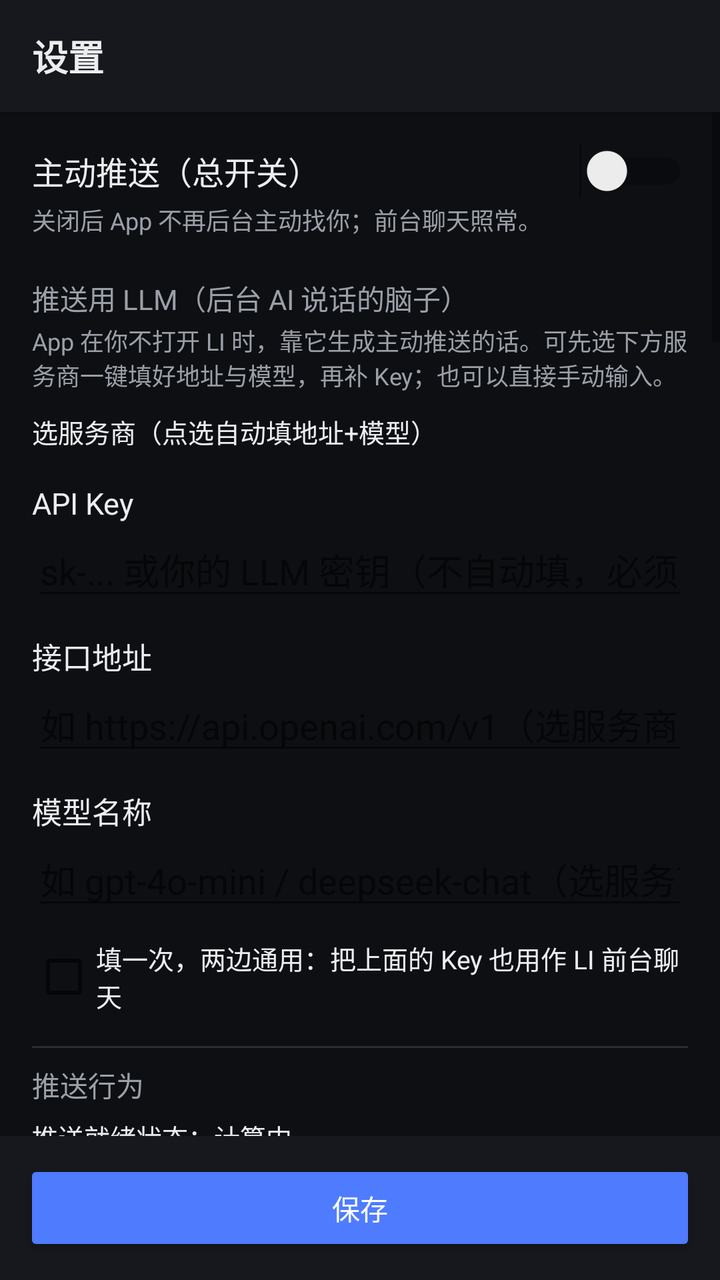
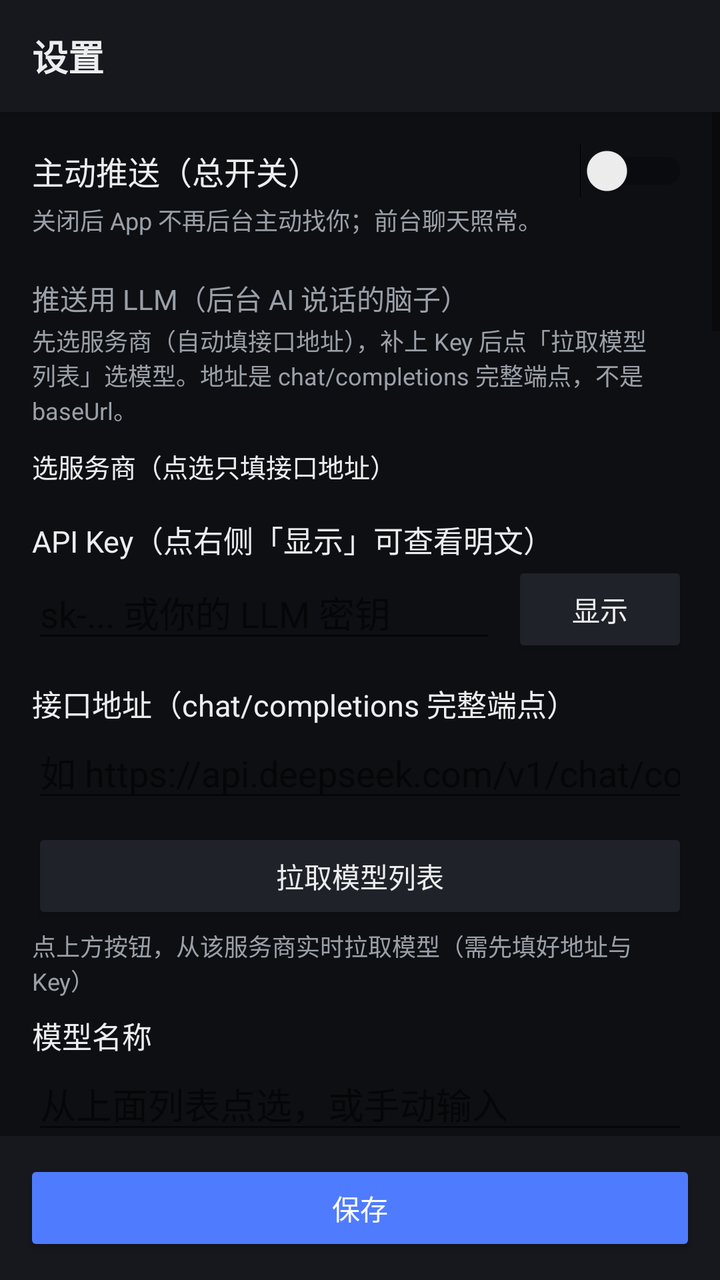

Two renders of the same Android screen: before a commit and after it. Below are the layout's source before the change and the commit's diff.
<!-- AndroidManifest.xml: application theme Theme.LI -->
<!-- res/layout/activity_settings.xml -->
<?xml version="1.0" encoding="utf-8"?>
<LinearLayout xmlns:android="http://schemas.android.com/apk/res/android"
    android:layout_width="match_parent"
    android:layout_height="match_parent"
    android:orientation="vertical"
    android:background="@color/bg">

    
    <androidx.appcompat.widget.Toolbar
        android:id="@+id/toolbar"
        android:layout_width="match_parent"
        android:layout_height="?attr/actionBarSize"
        android:background="@color/surface"
        android:elevation="4dp">

        <TextView
            android:layout_width="wrap_content"
            android:layout_height="wrap_content"
            android:text="@string/settings_title"
            android:textSize="18sp"
            android:textStyle="bold"
            android:textColor="@color/text_primary" />
    </androidx.appcompat.widget.Toolbar>

    <ScrollView
        android:layout_width="match_parent"
        android:layout_height="0dp"
        android:layout_weight="1"
        android:fillViewport="true">

        <LinearLayout
            android:orientation="vertical"
            android:layout_width="match_parent"
            android:layout_height="wrap_content"
            android:padding="16dp">

            
            <LinearLayout
                android:orientation="horizontal"
                android:gravity="center_vertical"
                android:layout_width="match_parent"
                android:layout_height="wrap_content">
                <TextView
                    android:text="主动推送（总开关）"
                    android:textSize="16sp"
                    android:textColor="@color/text_primary"
                    android:layout_weight="1"
                    android:layout_width="0dp"
                    android:layout_height="wrap_content" />
                <Switch
                    android:id="@+id/swEnabled"
                    android:contentDescription="主动推送总开关"
                    android:layout_width="wrap_content"
                    android:layout_height="wrap_content" />
            </LinearLayout>
            <TextView
                android:text="关闭后 App 不再后台主动找你；前台聊天照常。"
                android:textSize="12sp"
                android:textColor="@color/text_secondary"
                android:layout_marginTop="2dp"
                android:layout_width="match_parent"
                android:layout_height="wrap_content" />

            
            <TextView
                android:text="推送用 LLM（后台 AI 说话的脑子）"
                android:textSize="14sp"
                android:textColor="@color/text_secondary"
                android:layout_marginTop="20dp"
                android:layout_width="match_parent"
                android:layout_height="wrap_content" />
            <TextView
                android:text="App 在你不打开 LI 时，靠它生成主动推送的话。可先选下方服务商一键填好地址与模型，再补 Key；也可以直接手动输入。"
                android:textSize="12sp"
                android:textColor="@color/text_secondary"
                android:layout_marginTop="2dp"
                android:layout_width="match_parent"
                android:layout_height="wrap_content" />

            
            <TextView
                android:text="选服务商（点选自动填地址+模型）"
                android:textSize="13sp"
                android:textColor="@color/text_primary"
                android:layout_marginTop="10dp"
                android:layout_width="match_parent"
                android:layout_height="wrap_content" />
            <HorizontalScrollView
                android:layout_width="match_parent"
                android:layout_height="wrap_content"
                android:scrollbars="none"
                android:layout_marginTop="4dp">
                <LinearLayout
                    android:id="@+id/llPresets"
                    android:orientation="horizontal"
                    android:layout_width="wrap_content"
                    android:layout_height="wrap_content" />
            </HorizontalScrollView>

            <TextView android:text="API Key" android:textSize="15sp" android:textColor="@color/text_primary" android:layout_marginTop="12dp" android:layout_width="match_parent" android:layout_height="wrap_content" />
            <EditText android:id="@+id/etKey" android:hint="sk-... 或你的 LLM 密钥（不自动填，必须自己输入）" android:inputType="textPassword" android:textColor="@color/text_primary" android:layout_width="match_parent" android:layout_height="wrap_content" />

            <TextView android:text="接口地址" android:textSize="15sp" android:textColor="@color/text_primary" android:layout_marginTop="12dp" android:layout_width="match_parent" android:layout_height="wrap_content" />
            <EditText android:id="@+id/etBase" android:hint="如 https://api.openai.com/v1（选服务商自动填，可改）" android:inputType="textUri" android:textColor="@color/text_primary" android:layout_width="match_parent" android:layout_height="wrap_content" />

            <TextView android:text="模型名称" android:textSize="15sp" android:textColor="@color/text_primary" android:layout_marginTop="12dp" android:layout_width="match_parent" android:layout_height="wrap_content" />
            <EditText android:id="@+id/etModel" android:hint="如 gpt-4o-mini / deepseek-chat（选服务商自动填，可改）" android:inputType="text" android:textColor="@color/text_primary" android:layout_width="match_parent" android:layout_height="wrap_content" />

            <CheckBox
                android:id="@+id/cbSyncWeb"
                android:text="填一次，两边通用：把上面的 Key 也用作 LI 前台聊天"
                android:textSize="13sp"
                android:textColor="@color/text_primary"
                android:layout_marginTop="10dp"
                android:layout_width="match_parent"
                android:layout_height="wrap_content" />

            
            <View android:layout_width="match_parent" android:layout_height="1dp" android:background="@color/divider" android:layout_marginTop="16dp" android:layout_marginBottom="8dp" />
            <TextView android:text="推送行为" android:textSize="14sp" android:textColor="@color/text_secondary" android:layout_width="match_parent" android:layout_height="wrap_content" />

            
            <TextView
                android:id="@+id/tvPushStatus"
                android:text="推送就绪状态：计算中…"
                android:textSize="13sp"
                android:textColor="@color/text_primary"
                android:layout_marginTop="6dp"
                android:layout_width="match_parent"
                android:layout_height="wrap_content" />
            <Button
                android:id="@+id/btnTestLlm"
                android:text="测试 LLM 连通"
                android:layout_marginTop="6dp"
                android:backgroundTint="@color/surface_variant"
                android:textColor="@color/text_primary"
                android:layout_width="match_parent"
                android:layout_height="wrap_content" />

            <LinearLayout android:orientation="horizontal" android:gravity="center_vertical" android:layout_width="match_parent" android:layout_height="wrap_content" android:layout_marginTop="8dp">
                <TextView android:text="A 定时陪伴" android:textSize="15sp" android:textColor="@color/text_primary" android:layout_weight="1" android:layout_width="0dp" android:layout_height="wrap_content" />
                <Switch android:id="@+id/swA" android:contentDescription="A 定时陪伴开关" android:layout_width="wrap_content" android:layout_height="wrap_content" />
            </LinearLayout>
            <TextView android:text="在设定时刻附近发一条陪伴消息（±7 分钟窗口；同一时刻每天最多一次）。" android:textSize="12sp" android:textColor="@color/text_secondary" android:layout_width="match_parent" android:layout_height="wrap_content" />
            <EditText android:id="@+id/etSchedule" android:hint="逗号分隔，如 09:00,20:00" android:inputType="text" android:textColor="@color/text_primary" android:layout_marginTop="4dp" android:layout_width="match_parent" android:layout_height="wrap_content" />

            <LinearLayout android:orientation="horizontal" android:gravity="center_vertical" android:layout_width="match_parent" android:layout_height="wrap_content" android:layout_marginTop="8dp">
                <TextView android:text="B 久未互动" android:textSize="15sp" android:textColor="@color/text_primary" android:layout_weight="1" android:layout_width="0dp" android:layout_height="wrap_content" />
                <Switch android:id="@+id/swB" android:contentDescription="B 久未互动开关" android:layout_width="wrap_content" android:layout_height="wrap_content" />
            </LinearLayout>
            <TextView android:text="超过阈值小时没聊天，主动找你说话。防刷屏已内置：每次主动找话后，须再间隔同样阈值小时才会再次打扰。"
                android:textSize="12sp" android:textColor="@color/text_secondary" android:layout_width="match_parent" android:layout_height="wrap_content" />
            <EditText android:id="@+id/etIdle" android:hint="超过几小时没聊就主动找话（默认 3）" android:inputType="numberDecimal" android:textColor="@color/text_primary" android:layout_marginTop="4dp" android:layout_width="match_parent" android:layout_height="wrap_content" />

            
            <View android:layout_width="match_parent" android:layout_height="1dp" android:background="@color/divider" android:layout_marginTop="16dp" android:layout_marginBottom="8dp" />
            <TextView android:text="推送机制（全透明）" android:textSize="14sp" android:textColor="@color/text_secondary" android:layout_width="match_parent" android:layout_height="wrap_content" />
            <TextView
                android:text="【谁在推送】App 自己，没有服务器。App 内置定时任务（WorkManager）每 15 分钟自问一次：该主动说话了吗？\n\n【怎么推送】\n每 15 分钟定时唤醒\n  ↓\nA 到点了？/ B 超时没聊了？（对应开关开启才判断）\n  ↓\n满足 → 调你填的 LLM 生成一句话\n  ↓\n发系统通知 → 记录时间（防刷屏）\n\n【触发条件】\n• A 定时：在设定时刻 ±7 分钟内，且当天该时刻还没发过\n• B 久未互动：超过阈值小时没聊天，且距上次主动推送也超过阈值小时\n\n【提示词（LLM 生成内容用的）】\n「你是 li，用户的 AI 伙伴，像朋友一样主动关心用户。不要提问，直接发一句温暖、简短（30字内）的话。」"
                android:textSize="12sp"
                android:textColor="@color/text_secondary"
                android:layout_marginTop="2dp"
                android:layout_width="match_parent"
                android:layout_height="wrap_content" />

            
            <View android:layout_width="match_parent" android:layout_height="1dp" android:background="@color/divider" android:layout_marginTop="16dp" android:layout_marginBottom="8dp" />
            <TextView android:text="云端语音（MiMo TTS）" android:textSize="14sp" android:textColor="@color/text_secondary" android:layout_width="match_parent" android:layout_height="wrap_content" />
            <TextView android:text="系统语音免费、无需 Key。想用更自然的「云端语音」才填这里——这是语音服务的 Key，和上面的 LLM Key 不是一回事。填完保存后返回主界面即生效；未填的地址/模型不会覆盖你在网页里已有的配置。"
                android:textSize="12sp" android:textColor="@color/text_secondary" android:layout_marginTop="2dp" android:layout_width="match_parent" android:layout_height="wrap_content" />

            <TextView android:text="云端语音 API Key" android:textSize="15sp" android:textColor="@color/text_primary" android:layout_marginTop="12dp" android:layout_width="match_parent" android:layout_height="wrap_content" />
            <EditText android:id="@+id/etTtsKey" android:hint="xiaomimimo 的 Key" android:inputType="textPassword" android:textColor="@color/text_primary" android:layout_width="match_parent" android:layout_height="wrap_content" />

            <TextView android:text="接口地址（留空=用网页已有配置）" android:textSize="15sp" android:textColor="@color/text_primary" android:layout_marginTop="12dp" android:layout_width="match_parent" android:layout_height="wrap_content" />
            <EditText android:id="@+id/etTtsBase" android:hint="留空不覆盖，默认 xiaomimimo" android:inputType="textUri" android:textColor="@color/text_primary" android:layout_width="match_parent" android:layout_height="wrap_content" />

            <TextView android:text="模型（留空=用网页已有配置）" android:textSize="15sp" android:textColor="@color/text_primary" android:layout_marginTop="12dp" android:layout_width="match_parent" android:layout_height="wrap_content" />
            <EditText android:id="@+id/etTtsModel" android:hint="留空不覆盖，默认 mimo-v2.5-tts" android:inputType="text" android:textColor="@color/text_primary" android:layout_width="match_parent" android:layout_height="wrap_content" />

            
            <View android:layout_width="match_parent" android:layout_height="1dp" android:background="@color/divider" android:layout_marginTop="16dp" android:layout_marginBottom="8dp" />
            <TextView android:text="数据管理（你的信息掌控）" android:textSize="14sp" android:textColor="@color/text_secondary" android:layout_width="match_parent" android:layout_height="wrap_content" />
            <TextView
                android:id="@+id/tvDataInfo"
                android:text="你的全部数据都在 App 私有沙盒里（不联网、不进云）：\n• 聊天记录 / 网页聊天 Key / 云端语音 Key → LI 的网页存储（localStorage，键 liChatData_v2）\n• 推送 Key / 推送开关 / 阈值 / 时刻 → App 原生配置（shared_prefs）\n两套都在 /data/data/com.li.android/ 下，手机文件管理器翻不到（系统隔离），所以用本面板管理。"
                android:textSize="12sp"
                android:textColor="@color/text_secondary"
                android:layout_marginTop="2dp"
                android:layout_width="match_parent"
                android:layout_height="wrap_content" />

            
            <LinearLayout
                android:orientation="horizontal"
                android:gravity="center_vertical"
                android:layout_width="match_parent"
                android:layout_height="wrap_content"
                android:layout_marginTop="8dp">
                <TextView
                    android:id="@+id/tvStats"
                    android:text="存储统计：打开一次 LI 后自动统计"
                    android:textSize="13sp"
                    android:textColor="@color/text_primary"
                    android:layout_weight="1"
                    android:layout_width="0dp"
                    android:layout_height="wrap_content" />
                <Button
                    android:id="@+id/btnRefreshStats"
                    android:text="刷新"
                    android:backgroundTint="@color/surface_variant"
                    android:textColor="@color/text_primary"
                    android:layout_width="wrap_content"
                    android:layout_height="wrap_content" />
            </LinearLayout>

            
            <Button
                android:id="@+id/btnExport"
                android:text="导出聊天记录（写文件，PC 可通过 USB 取）"
                android:layout_marginTop="8dp"
                android:backgroundTint="@color/surface_variant"
                android:textColor="@color/text_primary"
                android:layout_width="match_parent"
                android:layout_height="wrap_content" />

            
            <Button
                android:id="@+id/btnToggleDanger"
                android:text="展开危险操作区 ▾（清空 / 重置，不可恢复）"
                android:layout_marginTop="12dp"
                android:backgroundTint="@color/danger"
                android:textColor="@android:color/white"
                android:layout_width="match_parent"
                android:layout_height="wrap_content" />
            <LinearLayout
                android:id="@+id/dangerContainer"
                android:layout_width="match_parent"
                android:layout_height="wrap_content"
                android:orientation="vertical"
                android:background="@drawable/bg_danger"
                android:padding="12dp"
                android:layout_marginTop="8dp"
                android:visibility="gone">
                <TextView
                    android:text="⚠️ 危险操作区（已展开）"
                    android:textColor="@color/danger"
                    android:textSize="14sp"
                    android:textStyle="bold"
                    android:layout_width="match_parent"
                    android:layout_height="wrap_content" />
                <TextView
                    android:text="以下操作写入队列，返回主界面后由 LI 自动执行，且不可恢复。"
                    android:textColor="@color/text_secondary"
                    android:textSize="12sp"
                    android:layout_marginTop="2dp"
                    android:layout_width="match_parent"
                    android:layout_height="wrap_content" />
                <Button android:id="@+id/btnClearChat" android:text="清空聊天记录" android:layout_marginTop="10dp" android:backgroundTint="@color/danger" android:textColor="@android:color/white" android:layout_width="match_parent" android:layout_height="wrap_content" />
                <Button android:id="@+id/btnResetAll" android:text="重置全部（清空 App + 网页）" android:layout_marginTop="8dp" android:backgroundTint="@color/danger" android:textColor="@android:color/white" android:layout_width="match_parent" android:layout_height="wrap_content" />
            </LinearLayout>

            
            <View android:layout_width="match_parent" android:layout_height="1dp" android:background="@color/divider" android:layout_marginTop="16dp" android:layout_marginBottom="8dp" />
            <TextView android:text="状态 / 权限" android:textSize="14sp" android:textColor="@color/text_secondary" android:layout_width="match_parent" android:layout_height="wrap_content" />

            <LinearLayout android:orientation="horizontal" android:gravity="center_vertical" android:layout_width="match_parent" android:layout_height="wrap_content" android:layout_marginTop="6dp">
                <TextView android:id="@+id/tvNotif" android:text="通知权限：检测中…" android:textSize="13sp" android:textColor="@color/text_primary" android:layout_weight="1" android:layout_width="0dp" android:layout_height="wrap_content" />
                <Button android:id="@+id/btnOpenNotif" android:text="去开启" android:backgroundTint="@color/surface_variant" android:textColor="@color/text_primary" android:layout_width="wrap_content" android:layout_height="wrap_content" />
            </LinearLayout>
            <LinearLayout android:orientation="horizontal" android:gravity="center_vertical" android:layout_width="match_parent" android:layout_height="wrap_content" android:layout_marginTop="6dp">
                <TextView android:id="@+id/tvBattery" android:text="电池豁免：检测中…" android:textSize="13sp" android:textColor="@color/text_primary" android:layout_weight="1" android:layout_width="0dp" android:layout_height="wrap_content" />
                <Button android:id="@+id/btnOpenBattery" android:text="去开启" android:backgroundTint="@color/surface_variant" android:textColor="@color/text_primary" android:layout_width="wrap_content" android:layout_height="wrap_content" />
            </LinearLayout>
            <Button android:id="@+id/btnTestPush" android:text="发一条测试推送" android:layout_marginTop="8dp" android:backgroundTint="@color/surface_variant" android:textColor="@color/text_primary" android:layout_width="match_parent" android:layout_height="wrap_content" />

            
            <View android:layout_width="match_parent" android:layout_height="1dp" android:background="@color/divider" android:layout_marginTop="16dp" android:layout_marginBottom="8dp" />
            <TextView android:text="关于" android:textSize="14sp" android:textColor="@color/text_secondary" android:layout_width="match_parent" android:layout_height="wrap_content" />
            <TextView android:id="@+id/tvAppVersion" android:text="本机应用版本：…" android:textSize="14sp" android:textColor="@color/text_primary" android:layout_width="match_parent" android:layout_height="wrap_content" />
            <TextView android:id="@+id/tvLiVersion" android:text="网页内核版本：…" android:textSize="14sp" android:textColor="@color/text_primary" android:layout_marginTop="4dp" android:layout_width="match_parent" android:layout_height="wrap_content" />
            <TextView android:id="@+id/tvUpdateStatus" android:text="更新状态：启动后自动检查" android:textSize="13sp" android:textColor="@color/text_secondary" android:layout_marginTop="4dp" android:layout_width="match_parent" android:layout_height="wrap_content" />
            <Button android:id="@+id/btnCheckUpdate" android:text="检查网页更新" android:layout_marginTop="8dp" android:backgroundTint="@color/surface_variant" android:textColor="@color/text_primary" android:layout_width="match_parent" android:layout_height="wrap_content" />

        </LinearLayout>
    </ScrollView>

    
    <LinearLayout
        android:layout_width="match_parent"
        android:layout_height="wrap_content"
        android:orientation="horizontal"
        android:background="@color/surface"
        android:padding="12dp"
        android:elevation="6dp">
        <Button
            android:id="@+id/btnSave"
            android:text="保存"
            android:layout_width="match_parent"
            android:backgroundTint="@color/brand"
            android:textColor="@android:color/white"
            android:layout_height="wrap_content" />
    </LinearLayout>
</LinearLayout>
<!-- resources referenced by this layout -->
<resources>
  <color name="bg">#0E0F13</color>
  <color name="brand">#4F7CFF</color>
  <color name="danger">#FF5A5F</color>
  <color name="divider">#2A2D34</color>
  <color name="surface">#16181D</color>
  <color name="surface_variant">#1F2228</color>
  <color name="text_primary">#ECEDEF</color>
  <color name="text_secondary">#9AA0A8</color>
  <!-- drawable bg_danger (drawable) -->
  <?xml version="1.0" encoding="utf-8"?>
  <shape xmlns:android="http://schemas.android.com/apk/res/android"
      android:shape="rectangle">
      <solid android:color="@color/danger_bg" />
      <stroke
          android:width="1dp"
          android:color="@color/danger" />
      <corners android:radius="12dp" />
  </shape>
  <string name="settings_title">设置</string>
  <style name="Theme.LI" parent="Theme.AppCompat.DayNight.NoActionBar" />
  <color name="danger_bg">#2A1416</color>
</resources>

<!-- the commit's change to res/layout/activity_settings.xml (unified diff, before → after) -->
@@ -70,16 +70,16 @@
                 android:layout_width="match_parent"
                 android:layout_height="wrap_content" />
             <TextView
-                android:text="App 在你不打开 LI 时，靠它生成主动推送的话。可先选下方服务商一键填好地址与模型，再补 Key；也可以直接手动输入。"
-                android:textSize="12sp"
-                android:textColor="@color/text_secondary"
-                android:layout_marginTop="2dp"
-                android:layout_width="match_parent"
-                android:layout_height="wrap_content" />
-
-            
-            <TextView
-                android:text="选服务商（点选自动填地址+模型）"
+                android:text="先选服务商（自动填接口地址），补上 Key 后点「拉取模型列表」选模型。地址是 chat/completions 完整端点，不是 baseUrl。"
+                android:textSize="12sp"
+                android:textColor="@color/text_secondary"
+                android:layout_marginTop="2dp"
+                android:layout_width="match_parent"
+                android:layout_height="wrap_content" />
+
+            
+            <TextView
+                android:text="选服务商（点选只填接口地址）"
                 android:textSize="13sp"
                 android:textColor="@color/text_primary"
                 android:layout_marginTop="10dp"
@@ -97,14 +97,44 @@
                     android:layout_height="wrap_content" />
             </HorizontalScrollView>
 
-            <TextView android:text="API Key" android:textSize="15sp" android:textColor="@color/text_primary" android:layout_marginTop="12dp" android:layout_width="match_parent" android:layout_height="wrap_content" />
-            <EditText android:id="@+id/etKey" android:hint="sk-... 或你的 LLM 密钥（不自动填，必须自己输入）" android:inputType="textPassword" android:textColor="@color/text_primary" android:layout_width="match_parent" android:layout_height="wrap_content" />
-
-            <TextView android:text="接口地址" android:textSize="15sp" android:textColor="@color/text_primary" android:layout_marginTop="12dp" android:layout_width="match_parent" android:layout_height="wrap_content" />
-            <EditText android:id="@+id/etBase" android:hint="如 https://api.openai.com/v1（选服务商自动填，可改）" android:inputType="textUri" android:textColor="@color/text_primary" android:layout_width="match_parent" android:layout_height="wrap_content" />
-
-            <TextView android:text="模型名称" android:textSize="15sp" android:textColor="@color/text_primary" android:layout_marginTop="12dp" android:layout_width="match_parent" android:layout_height="wrap_content" />
-            <EditText android:id="@+id/etModel" android:hint="如 gpt-4o-mini / deepseek-chat（选服务商自动填，可改）" android:inputType="text" android:textColor="@color/text_primary" android:layout_width="match_parent" android:layout_height="wrap_content" />
+            <TextView android:text="API Key（点右侧「显示」可查看明文）" android:textSize="15sp" android:textColor="@color/text_primary" android:layout_marginTop="12dp" android:layout_width="match_parent" android:layout_height="wrap_content" />
+            <LinearLayout
+                android:orientation="horizontal"
+                android:gravity="center_vertical"
+                android:layout_width="match_parent"
+                android:layout_height="wrap_content">
+                <EditText android:id="@+id/etKey" android:hint="sk-... 或你的 LLM 密钥" android:inputType="textPassword" android:textColor="@color/text_primary" android:layout_weight="1" android:layout_width="0dp" android:layout_height="wrap_content" />
+                <Button android:id="@+id/btnToggleKey" android:text="显示" android:backgroundTint="@color/surface_variant" android:textColor="@color/text_primary" android:layout_width="wrap_content" android:layout_height="wrap_content" android:layout_marginStart="8dp" />
+            </LinearLayout>
+
+            <TextView android:text="接口地址（chat/completions 完整端点）" android:textSize="15sp" android:textColor="@color/text_primary" android:layout_marginTop="12dp" android:layout_width="match_parent" android:layout_height="wrap_content" />
+            <EditText android:id="@+id/etBase" android:hint="如 https://api.deepseek.com/v1/chat/completions（选服务商自动填，可改）" android:inputType="textUri" android:textColor="@color/text_primary" android:layout_width="match_parent" android:layout_height="wrap_content" />
+
+            
+            <Button
+                android:id="@+id/btnFetchModels"
+                android:text="拉取模型列表"
+                android:layout_marginTop="8dp"
+                android:backgroundTint="@color/surface_variant"
+                android:textColor="@color/text_primary"
+                android:layout_width="match_parent"
+                android:layout_height="wrap_content" />
+            <TextView
+                android:id="@+id/tvModelHint"
+                android:text="点上方按钮，从该服务商实时拉取模型（需先填好地址与 Key）"
+                android:textSize="12sp"
+                android:textColor="@color/text_secondary"
+                android:layout_marginTop="2dp"
+                android:layout_width="match_parent"
+                android:layout_height="wrap_content" />
+            <LinearLayout
+                android:id="@+id/llModels"
+                android:orientation="vertical"
+                android:layout_width="match_parent"
+                android:layout_height="wrap_content" />
+
+            <TextView android:text="模型名称" android:textSize="15sp" android:textColor="@color/text_primary" android:layout_marginTop="8dp" android:layout_width="match_parent" android:layout_height="wrap_content" />
+            <EditText android:id="@+id/etModel" android:hint="从上面列表点选，或手动输入" android:inputType="text" android:textColor="@color/text_primary" android:layout_width="match_parent" android:layout_height="wrap_content" />
 
             <CheckBox
                 android:id="@+id/cbSyncWeb"
@@ -169,14 +199,21 @@
             <TextView android:text="系统语音免费、无需 Key。想用更自然的「云端语音」才填这里——这是语音服务的 Key，和上面的 LLM Key 不是一回事。填完保存后返回主界面即生效；未填的地址/模型不会覆盖你在网页里已有的配置。"
                 android:textSize="12sp" android:textColor="@color/text_secondary" android:layout_marginTop="2dp" android:layout_width="match_parent" android:layout_height="wrap_content" />
 
-            <TextView android:text="云端语音 API Key" android:textSize="15sp" android:textColor="@color/text_primary" android:layout_marginTop="12dp" android:layout_width="match_parent" android:layout_height="wrap_content" />
-            <EditText android:id="@+id/etTtsKey" android:hint="xiaomimimo 的 Key" android:inputType="textPassword" android:textColor="@color/text_primary" android:layout_width="match_parent" android:layout_height="wrap_content" />
-
-            <TextView android:text="接口地址（留空=用网页已有配置）" android:textSize="15sp" android:textColor="@color/text_primary" android:layout_marginTop="12dp" android:layout_width="match_parent" android:layout_height="wrap_content" />
-            <EditText android:id="@+id/etTtsBase" android:hint="留空不覆盖，默认 xiaomimimo" android:inputType="textUri" android:textColor="@color/text_primary" android:layout_width="match_parent" android:layout_height="wrap_content" />
+            <TextView android:text="云端语音 API Key（点右侧「显示」可查看明文）" android:textSize="15sp" android:textColor="@color/text_primary" android:layout_marginTop="12dp" android:layout_width="match_parent" android:layout_height="wrap_content" />
+            <LinearLayout
+                android:orientation="horizontal"
+                android:gravity="center_vertical"
+                android:layout_width="match_parent"
+                android:layout_height="wrap_content">
+                <EditText android:id="@+id/etTtsKey" android:hint="xiaomimimo 的 Key" android:inputType="textPassword" android:textColor="@color/text_primary" android:layout_weight="1" android:layout_width="0dp" android:layout_height="wrap_content" />
+                <Button android:id="@+id/btnToggleTtsKey" android:text="显示" android:backgroundTint="@color/surface_variant" android:textColor="@color/text_primary" android:layout_width="wrap_content" android:layout_height="wrap_content" android:layout_marginStart="8dp" />
+            </LinearLayout>
+
+            <TextView android:text="接口地址（baseUrl，完整显示；留空=用网页已有配置）" android:textSize="15sp" android:textColor="@color/text_primary" android:layout_marginTop="12dp" android:layout_width="match_parent" android:layout_height="wrap_content" />
+            <EditText android:id="@+id/etTtsBase" android:hint="完整地址如 https://api.xiaomimimo.com/v1（留空不覆盖）" android:inputType="textUri" android:textColor="@color/text_primary" android:layout_width="match_parent" android:layout_height="wrap_content" />
 
             <TextView android:text="模型（留空=用网页已有配置）" android:textSize="15sp" android:textColor="@color/text_primary" android:layout_marginTop="12dp" android:layout_width="match_parent" android:layout_height="wrap_content" />
-            <EditText android:id="@+id/etTtsModel" android:hint="留空不覆盖，默认 mimo-v2.5-tts" android:inputType="text" android:textColor="@color/text_primary" android:layout_width="match_parent" android:layout_height="wrap_content" />
+            <EditText android:id="@+id/etTtsModel" android:hint="如 mimo-v2.5-tts（留空不覆盖）" android:inputType="text" android:textColor="@color/text_primary" android:layout_width="match_parent" android:layout_height="wrap_content" />
 
             
             <View android:layout_width="match_parent" android:layout_height="1dp" android:background="@color/divider" android:layout_marginTop="16dp" android:layout_marginBottom="8dp" />
@@ -191,28 +228,14 @@
                 android:layout_height="wrap_content" />
 
             
-            <LinearLayout
-                android:orientation="horizontal"
-                android:gravity="center_vertical"
-                android:layout_width="match_parent"
-                android:layout_height="wrap_content"
-                android:layout_marginTop="8dp">
-                <TextView
-                    android:id="@+id/tvStats"
-                    android:text="存储统计：打开一次 LI 后自动统计"
-                    android:textSize="13sp"
-                    android:textColor="@color/text_primary"
-                    android:layout_weight="1"
-                    android:layout_width="0dp"
-                    android:layout_height="wrap_content" />
-                <Button
-                    android:id="@+id/btnRefreshStats"
-                    android:text="刷新"
-                    android:backgroundTint="@color/surface_variant"
-                    android:textColor="@color/text_primary"
-                    android:layout_width="wrap_content"
-                    android:layout_height="wrap_content" />
-            </LinearLayout>
+            <TextView
+                android:id="@+id/tvStats"
+                android:text="存储统计：打开一次 LI 后自动统计"
+                android:textSize="13sp"
+                android:textColor="@color/text_primary"
+                android:layout_marginTop="8dp"
+                android:layout_width="match_parent"
+                android:layout_height="wrap_content" />
 
             
             <Button
